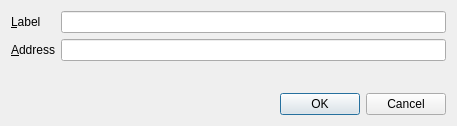
Above: src/qt/forms/editaddressdialog.ui from LightBurdenOfficial/SperoCoin before the change. Below: the same form after it.
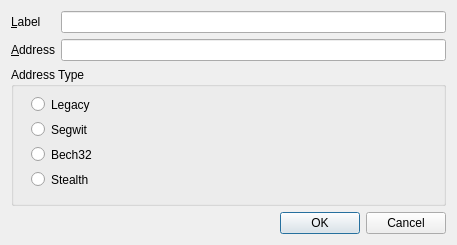
That is the form after the change. Custom widgets are drawn as their Qt base class.

The edit to the form file:
```diff
--- a/src/qt/forms/editaddressdialog.ui
+++ b/src/qt/forms/editaddressdialog.ui
@@ -7,15 +7,12 @@
     <x>0</x>
     <y>0</y>
     <width>457</width>
-    <height>126</height>
+    <height>245</height>
    </rect>
   </property>
   <property name="windowTitle">
    <string>Edit Address</string>
   </property>
-  <property name="styleSheet">
-   <string notr="true"/>
-  </property>
   <layout class="QVBoxLayout" name="verticalLayout">
    <item>
     <layout class="QFormLayout" name="formLayout">
@@ -64,11 +61,76 @@
      </item>
     </layout>
    </item>
+   <item>
+    <widget class="QGroupBox" name="addressType">
+     <property name="sizePolicy">
+      <sizepolicy hsizetype="Preferred" vsizetype="Expanding">
+       <horstretch>0</horstretch>
+       <verstretch>0</verstretch>
+      </sizepolicy>
+     </property>
+     <property name="autoFillBackground">
+      <bool>false</bool>
+     </property>
+     <property name="title">
+      <string>Address Type</string>
+     </property>
+     <widget class="QRadioButton" name="legacyRB">
+      <property name="geometry">
+       <rect>
+        <x>20</x>
+        <y>25</y>
+        <width>150</width>
+        <height>25</height>
+       </rect>
+      </property>
+      <property name="text">
+       <string>Legacy</string>
+      </property>
+     </widget>
+     <widget class="QRadioButton" name="segwitRB">
+      <property name="geometry">
+       <rect>
+        <x>20</x>
+        <y>50</y>
+        <width>150</width>
+        <height>25</height>
+       </rect>
+      </property>
+      <property name="text">
+       <string>Segwit</string>
+      </property>
+     </widget>
+     <widget class="QRadioButton" name="bech32RB">
+      <property name="geometry">
+       <rect>
+        <x>20</x>
+        <y>75</y>
+        <width>150</width>
+        <height>25</height>
+       </rect>
+      </property>
+      <property name="text">
+       <string>Bech32</string>
+      </property>
+     </widget>
+     <widget class="QRadioButton" name="stealthRB">
+      <property name="geometry">
+       <rect>
+        <x>20</x>
+        <y>100</y>
+        <width>150</width>
+        <height>25</height>
+       </rect>
+      </property>
+      <property name="text">
+       <string>Stealth</string>
+      </property>
+     </widget>
+    </widget>
+   </item>
    <item>
     <widget class="QDialogButtonBox" name="buttonBox">
-     <property name="styleSheet">
-      <string notr="true"/>
-     </property>
      <property name="orientation">
       <enum>Qt::Horizontal</enum>
      </property>
@@ -79,6 +141,13 @@
    </item>
   </layout>
  </widget>
+ <customwidgets>
+  <customwidget>
+   <class>QValidatedLineEdit</class>
+   <extends>QLineEdit</extends>
+   <header>qt/qvalidatedlineedit.h</header>
+  </customwidget>
+ </customwidgets>
  <resources/>
  <connections>
   <connection>
```
Left out of the diff: 28 changed lines with no effect on the pictures.
